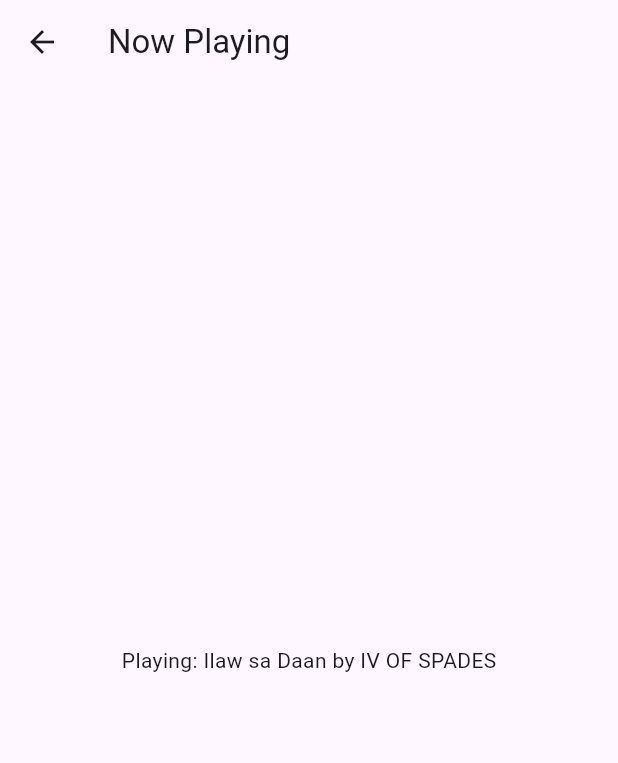
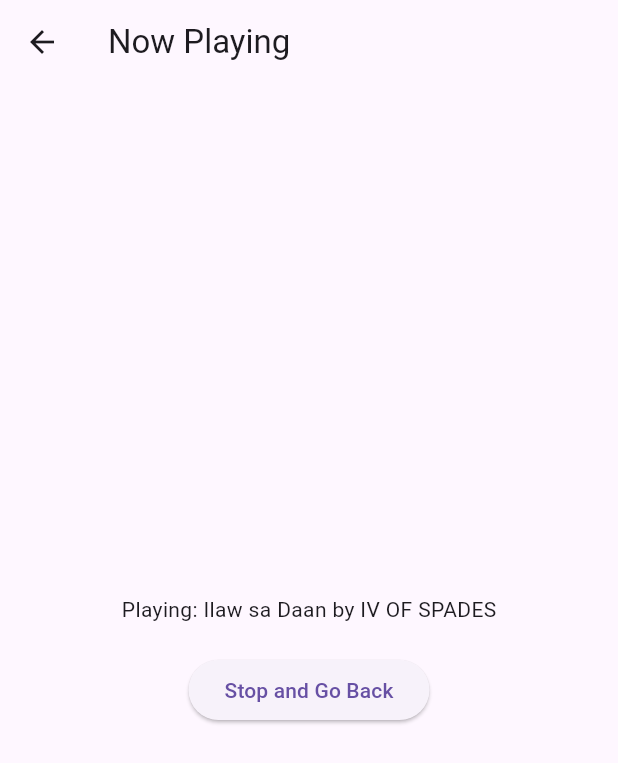
Before and after one commit to barbyclarise/Peregil_Barby_Lab7, a Flutter app: the screen it shows after launch, after a tap on "Ilaw sa Daan by IV OF SPADES", on a phone screen of 412 x 824 dp. Shown: the top 763 px of the screen. Run offline on Flutter 3.47's test engine with Material 3 defaults, Android fonts, the phone set to English and light mode, and no system bars.

Commit message:
Fixed Base

```diff
--- a/nav_app/lib/main.dart
+++ b/nav_app/lib/main.dart
@@ -1,5 +1,4 @@
 import 'package:flutter/material.dart';
-
 void main() => runApp(const MyApp());
 
 class MyApp extends StatelessWidget {
@@ -59,8 +58,20 @@ class NowPlayingScreen extends StatelessWidget {
   Widget build(BuildContext context) {
     return Scaffold(
       appBar: AppBar(title: const Text('Now Playing')),
-      body: Center(
-        child: Text('Playing: $songTitle'),
+      body: Center (
+        child: Column(
+          mainAxisSize: MainAxisSize.min,
+          children: [
+            Text('Playing: $songTitle'),
+            const SizedBox(height: 20),
+            ElevatedButton(
+              onPressed: () {
+              Navigator.pop(context);
+            },
+            child: const Text('Stop and Go Back'),
+          ),
+         ],
+        ),
       ),
     );
   }
```
